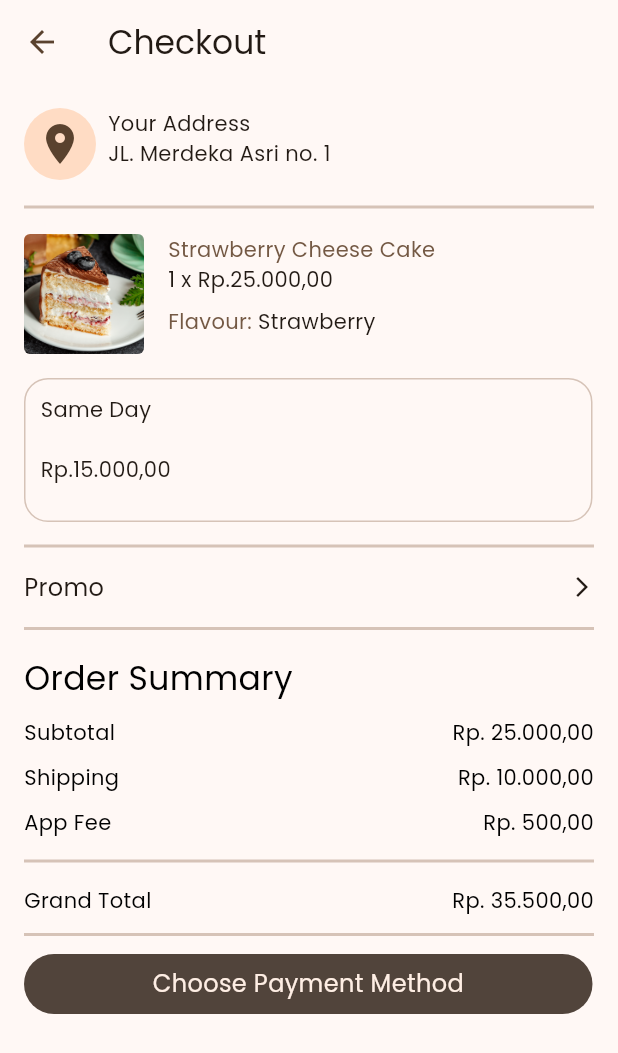
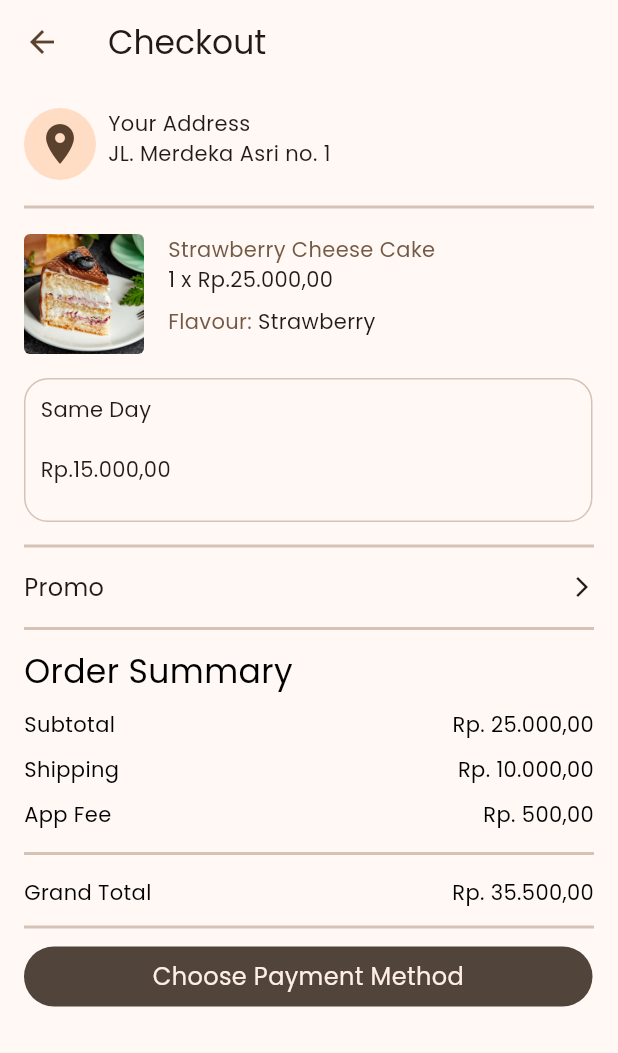
Before and after one commit to Roxx1ne/AmbataApp, a Flutter app: the CheckoutPage screen opened directly, on a phone screen of 412 x 824 dp. Shown: the top 1053 px of the screen. Run offline on Flutter 3.47's test engine with Material 3 defaults, Android fonts, the phone set to English and light mode, and no system bars; our stand-ins replace bloc, equatable, firebase_auth, firebase_core, flutter_bloc, flutter_svg and 4 more; accounts and stored records are empty; network calls fail.

Commit message:
fix scrolled checkout

```diff
--- a/lib/ui/screen/checkout/checkout_screen.dart
+++ b/lib/ui/screen/checkout/checkout_screen.dart
@@ -29,7 +29,8 @@ class CheckoutPage extends StatelessWidget {
         ),
         backgroundColor: colorScheme.surface,
       ),
-      body: Padding(
+      body: SingleChildScrollView(
+        child: Padding(
           padding: const EdgeInsets.all(16.0),
           child: Column(
             crossAxisAlignment: CrossAxisAlignment.start,
@@ -206,7 +207,7 @@ class CheckoutPage extends StatelessWidget {
                 color: colorScheme.outlineVariant,
                 thickness: 2,
               ),
-            const SizedBox(height: 10),
+              const SizedBox(height: 5),
               Text(
                 'Order Summary',
                 style: GoogleFonts.poppins(
@@ -333,6 +334,7 @@ class CheckoutPage extends StatelessWidget {
             ],
           ),
         ),
+      ),
     );
   }
 }
--- a/lib/ui/screen/checkout/payment.dart
+++ b/lib/ui/screen/checkout/payment.dart
@@ -238,7 +238,7 @@ class _PaymentPageState extends State<PaymentPage> {
               ),
               child: Center(
                 child: Text(
-                  'Apply',
+                  'Pay ',
                   style: GoogleFonts.poppins(
                     fontSize: 14.0,
                     color: Colors.white,
```
Lines whose indentation alone changed are shown as unchanged.
